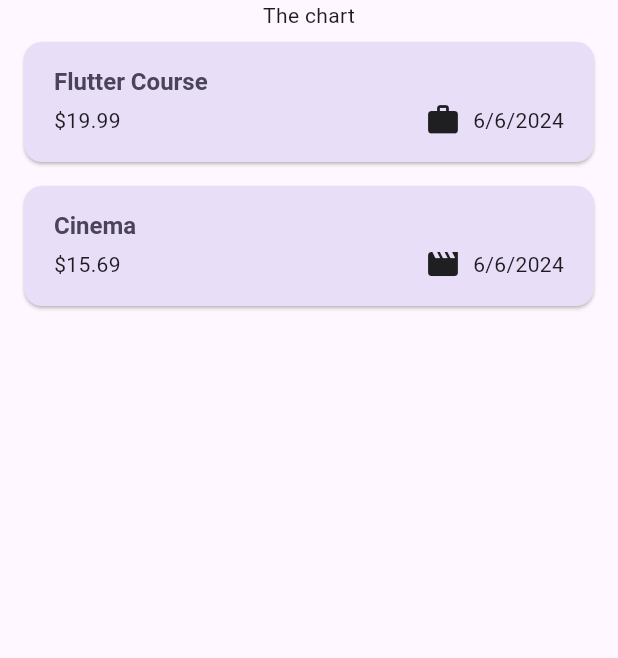
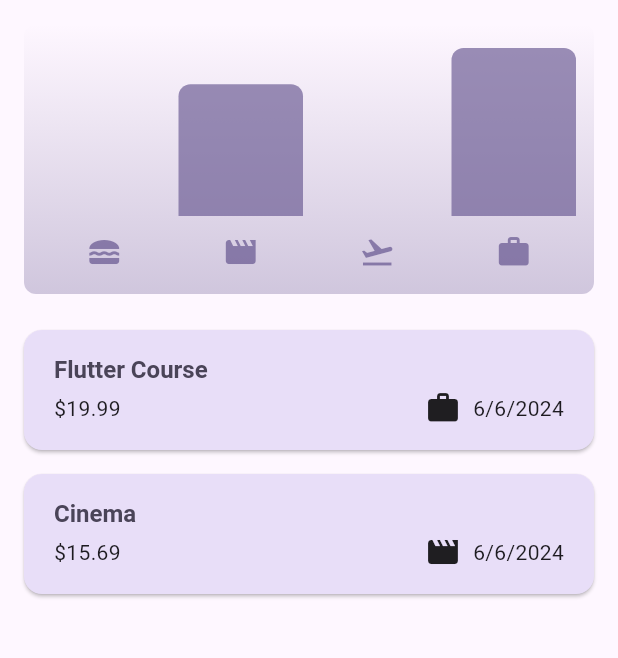
Before and after one commit to DejanJovovic/ExpenseTracker, a Flutter app: the screen it shows after launch, on a phone screen of 412 x 824 dp, the part 84-742 px from its top. Run offline on Flutter 3.47's test engine with Material 3 defaults, Android fonts, the phone set to English and light mode, and no system bars.

Commit message:
created a custom ExpenseBucket class and  chart bars for the UI

```diff
--- a/expense_tracker/lib/models/expense.dart
+++ b/expense_tracker/lib/models/expense.dart
@@ -2,11 +2,13 @@ import 'package:flutter/material.dart';
 import 'package:uuid/uuid.dart';
 import 'package:intl/intl.dart';
 
-final formatter = DateFormat.yMd(); // creates a formatted object, yMd defines how the date will be formatted
+final formatter = DateFormat
+    .yMd(); // creates a formatted object, yMd defines how the date will be formatted
 
 const uuid = Uuid(); // utility object, which is used to generate an id
 
-enum Category{ // creates a custom type, combination of predefined allowed values
+enum Category {
+  // creates a custom type, combination of predefined allowed values
   food,
   travel,
   leisure,
@@ -20,16 +22,20 @@ const categoryIcons = {
   Category.work: Icons.work
 };
 
-class Expense { // custom class to group all data in a single expense
+class Expense {
+  // custom class to group all data in a single expense
 
-  Expense({ // named paramaters are used to specify in which order the data should be
+  Expense({
+    // named paramaters are used to specify in which order the data should be
     required this.title,
     required this.amount,
     required this.date,
     required this.category,
-    }) : id = uuid.v4(); // generates a unique string id, and its assigned as an initial value to id property
+  }) : id = uuid
+            .v4(); // generates a unique string id, and its assigned as an initial value to id property
 
-  final String id; // generating a string id, so that every expense has a unique id
+  final String
+      id; // generating a string id, so that every expense has a unique id
   final String title;
   final double amount;
   final DateTime date;
@@ -38,6 +44,33 @@ class Expense { // custom class to group all data in a single expense
   String get formattedDate {
     return formatter.format(date);
   }
+}
 
+class ExpenseBucket {
+  // this class defines a group of expenses
 
+  const ExpenseBucket({required this.category, required this.expenses});
+
+  // go through all expenses and get the expenses for every category
+  ExpenseBucket.forCategory(List<Expense> allExpenses,
+      this.category) // this is how we add additional constructor functions to classes
+      : expenses = allExpenses
+            .where((expense) => expense.category == category)
+            .toList(); // where allows to filter a list, takes a function as an argument
+  // if the expense category has the category i wanna set for this expenseBucket i want to keep that expense
+
+  final Category category;
+  final List<Expense> expenses;
+
+  double get totalExpenses {
+    double sum = 0;
+
+    // for( var i = 0; i < expenses.lenght; i++) instead of this we do this below, using the for in
+    for (final expense in expenses) {
+      // we go through the list expenses
+      sum += expense.amount;
+    } // summs up all the expenses in the expense list and returns a sum as a number
+
+    return sum;
+  }
 }
--- /dev/null
+++ b/expense_tracker/lib/widget/chart/chart.dart
@@ -0,0 +1,96 @@
+import 'package:expense_tracker/widget/chart/chart_bar.dart';
+import 'package:flutter/material.dart';
+
+import 'package:expense_tracker/models/expense.dart';
+
+class Chart extends StatelessWidget {
+  const Chart({super.key, required this.expenses});
+
+  final List<Expense> expenses;
+
+  List<ExpenseBucket> get buckets {
+    return [
+      ExpenseBucket.forCategory(expenses, Category.food),
+      ExpenseBucket.forCategory(expenses, Category.leisure),
+      ExpenseBucket.forCategory(expenses, Category.travel),
+      ExpenseBucket.forCategory(expenses, Category.work),
+    ];
+  }
+
+  double get maxTotalExpense {
+    double maxTotalExpense = 0;
+
+    for (final bucket in buckets) {
+      if (bucket.totalExpenses > maxTotalExpense) {
+        maxTotalExpense = bucket.totalExpenses;
+      }
+    }
+
+    return maxTotalExpense;
+  }
+
+  @override
+  Widget build(BuildContext context) {
+    final isDarkMode =
+        MediaQuery.of(context).platformBrightness == Brightness.dark;
+    return Container(
+      margin: const EdgeInsets.all(16),
+      padding: const EdgeInsets.symmetric(
+        vertical: 16,
+        horizontal: 8,
+      ),
+      width: double.infinity,
+      height: 180,
+      decoration: BoxDecoration(
+        borderRadius: BorderRadius.circular(8),
+        gradient: LinearGradient(
+          colors: [
+            Theme.of(context).colorScheme.primary.withOpacity(0.3),
+            Theme.of(context).colorScheme.primary.withOpacity(0.0)
+          ],
+          begin: Alignment.bottomCenter,
+          end: Alignment.topCenter,
+        ),
+      ),
+      child: Column(
+        children: [
+          Expanded(
+            child: Row(
+              crossAxisAlignment: CrossAxisAlignment.end,
+              children: [
+                // creating a chartBar for every bucket
+                for (final bucket in buckets) // alternative to map()
+                  ChartBar(
+                    fill: bucket.totalExpenses == 0
+                        ? 0
+                        : bucket.totalExpenses / maxTotalExpense,
+                  )
+              ],
+            ),
+          ),
+          const SizedBox(height: 12),
+          Row(
+            children: buckets // could be replaced with for like above
+                .map(
+                  (bucket) => Expanded(
+                    child: Padding(
+                      padding: const EdgeInsets.symmetric(horizontal: 4),
+                      child: Icon(
+                        categoryIcons[bucket.category],
+                        color: isDarkMode
+                            ? Theme.of(context).colorScheme.secondary
+                            : Theme.of(context)
+                                .colorScheme
+                                .primary
+                                .withOpacity(0.7),
+                      ),
+                    ),
+                  ),
+                )
+                .toList(),
+          )
+        ],
+      ),
+    );
+  }
+}
--- /dev/null
+++ b/expense_tracker/lib/widget/chart/chart_bar.dart
@@ -0,0 +1,35 @@
+import 'package:flutter/material.dart';
+
+class ChartBar extends StatelessWidget {
+  const ChartBar({
+    super.key,
+    required this.fill,
+  });
+
+  final double fill;
+
+  @override
+  Widget build(BuildContext context) {
+    final isDarkMode =
+        //gets the current brightness of the platform
+        MediaQuery.of(context).platformBrightness == Brightness.dark; // determines whether we are in a dark mode or light mode
+    return Expanded(
+      child: Padding(
+        padding: const EdgeInsets.symmetric(horizontal: 4),
+        child: FractionallySizedBox(
+          heightFactor: fill, // 0 <> 1
+          child: DecoratedBox(
+            decoration: BoxDecoration(
+              shape: BoxShape.rectangle,
+              borderRadius:
+                  const BorderRadius.vertical(top: Radius.circular(8)),
+              color: isDarkMode
+                  ? Theme.of(context).colorScheme.secondary
+                  : Theme.of(context).colorScheme.primary.withOpacity(0.65),
+            ),
+          ),
+        ),
+      ),
+    );
+  }
+}
--- a/expense_tracker/lib/widget/expenses.dart
+++ b/expense_tracker/lib/widget/expenses.dart
@@ -1,3 +1,4 @@
+import 'package:expense_tracker/widget/chart/chart.dart';
 import 'package:expense_tracker/widget/expenses_list/expenses_list.dart';
 import 'package:expense_tracker/widget/new_expense.dart';
 import 'package:flutter/material.dart';
@@ -105,7 +106,7 @@ class _ExpensesState extends State<Expenses> {
       ),
       body: Column(
         children: [
-          const Text('The chart'),
+          Chart(expenses: _registeredExpenses),
           Expanded(child: mainContent),
         ],
       ),
```
